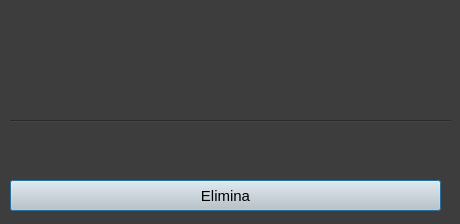
Old version of the form veicolo/view/vistaveicolo.ui in the repository riccardomalpiedi/parcheggio.
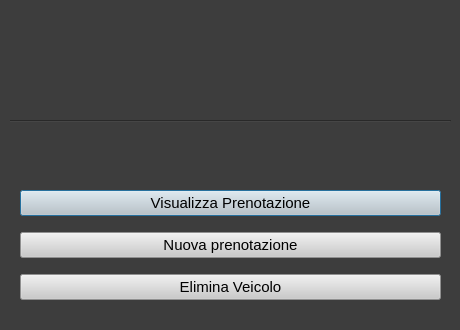
New version of the form.

What changed in the file:
```diff
--- a/veicolo/view/vistaveicolo.ui
+++ b/veicolo/view/vistaveicolo.ui
@@ -7,7 +7,7 @@
     <x>0</x>
     <y>0</y>
     <width>460</width>
-    <height>224</height>
+    <height>330</height>
    </rect>
   </property>
   <property name="windowTitle">
@@ -61,15 +61,18 @@
     <enum>Qt::Horizontal</enum>
    </property>
   </widget>
-  <widget class="QPushButton" name="elimina_button">
+  <widget class="QWidget" name="layoutWidget">
    <property name="geometry">
     <rect>
-     <x>10</x>
+     <x>20</x>
      <y>180</y>
-     <width>431</width>
-     <height>31</height>
+     <width>421</width>
+     <height>131</height>
     </rect>
    </property>
+   <layout class="QVBoxLayout" name="verticalLayout">
+    <item>
+     <widget class="QPushButton" name="visualizza_prenotazione_button">
    <property name="font">
     <font>
      <pointsize>11</pointsize>
@@ -84,8 +87,51 @@
     <string notr="true">background-color: rgb(202, 202, 202);</string>
    </property>
    <property name="text">
-    <string>Elimina</string>
-   </property>
+       <string>Visualizza Prenotazione</string>
+      </property>
+     </widget>
+    </item>
+    <item>
+     <widget class="QPushButton" name="nuova_prenotazione_button">
+      <property name="font">
+       <font>
+        <pointsize>11</pointsize>
+        <weight>50</weight>
+        <bold>false</bold>
+       </font>
+      </property>
+      <property name="cursor">
+       <cursorShape>PointingHandCursor</cursorShape>
+      </property>
+      <property name="styleSheet">
+       <string notr="true">background-color: rgb(202, 202, 202);</string>
+      </property>
+      <property name="text">
+       <string>Nuova prenotazione</string>
+      </property>
+     </widget>
+    </item>
+    <item>
+     <widget class="QPushButton" name="elimina_button">
+      <property name="font">
+       <font>
+        <pointsize>11</pointsize>
+        <weight>50</weight>
+        <bold>false</bold>
+       </font>
+      </property>
+      <property name="cursor">
+       <cursorShape>PointingHandCursor</cursorShape>
+      </property>
+      <property name="styleSheet">
+       <string notr="true">background-color: rgb(202, 202, 202);</string>
+      </property>
+      <property name="text">
+       <string>Elimina Veicolo</string>
+      </property>
+     </widget>
+    </item>
+   </layout>
   </widget>
  </widget>
  <resources/>
```
Lines whose indentation alone changed are shown as unchanged.
